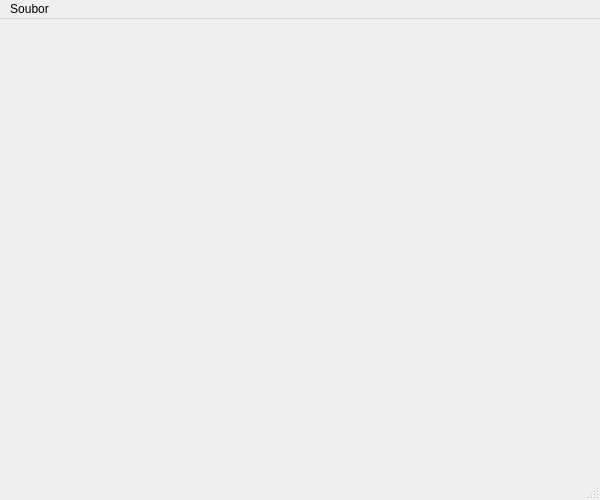
janch32/ICP-2020-MHD, file src/ui/mainwindow.ui: the form before one commit.
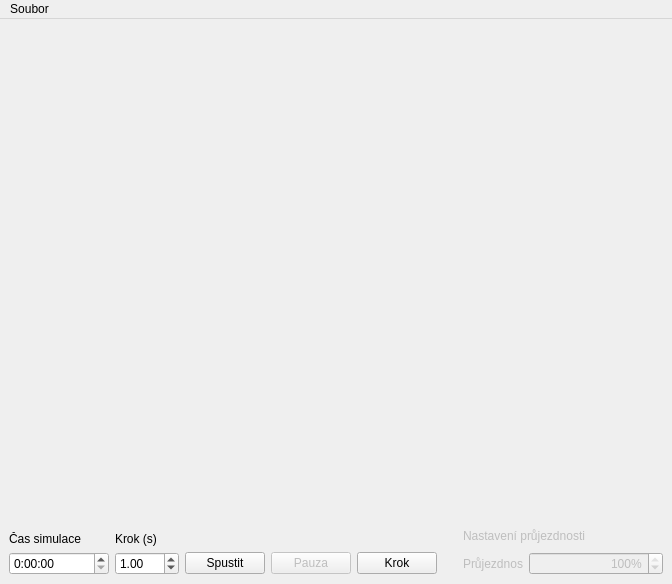
The form after the commit. Custom widgets are drawn as their Qt base class.

```diff
--- a/src/ui/mainwindow.ui
+++ b/src/ui/mainwindow.ui
@@ -6,8 +6,8 @@
    <rect>
     <x>0</x>
     <y>0</y>
-    <width>600</width>
-    <height>500</height>
+    <width>672</width>
+    <height>584</height>
    </rect>
   </property>
   <property name="minimumSize">
@@ -20,17 +20,205 @@
    <string>MHD Simulace</string>
   </property>
   <widget class="QWidget" name="centralWidget">
-   <widget class="QWidget" name="gridLayoutWidget">
-    <property name="geometry">
-     <rect>
-      <x>210</x>
-      <y>90</y>
-      <width>160</width>
-      <height>80</height>
-     </rect>
+   <layout class="QGridLayout" name="gridLayout_2">
+    <property name="leftMargin">
+     <number>9</number>
     </property>
-    <layout class="QGridLayout" name="gridLayout"/>
-   </widget>
+    <property name="topMargin">
+     <number>9</number>
+    </property>
+    <property name="rightMargin">
+     <number>9</number>
+    </property>
+    <property name="bottomMargin">
+     <number>9</number>
+    </property>
+    <item row="0" column="2" rowspan="2">
+     <widget class="QWidget" name="busRoute" native="true">
+      <property name="minimumSize">
+       <size>
+        <width>200</width>
+        <height>0</height>
+       </size>
+      </property>
+      <property name="maximumSize">
+       <size>
+        <width>200</width>
+        <height>16777215</height>
+       </size>
+      </property>
+     </widget>
+    </item>
+    <item row="2" column="2">
+     <widget class="QFrame" name="streetParams">
+      <property name="enabled">
+       <bool>false</bool>
+      </property>
+      <property name="minimumSize">
+       <size>
+        <width>200</width>
+        <height>0</height>
+       </size>
+      </property>
+      <property name="maximumSize">
+       <size>
+        <width>200</width>
+        <height>16777215</height>
+       </size>
+      </property>
+      <layout class="QGridLayout" name="gridLayout_3">
+       <property name="leftMargin">
+        <number>0</number>
+       </property>
+       <property name="topMargin">
+        <number>0</number>
+       </property>
+       <property name="rightMargin">
+        <number>0</number>
+       </property>
+       <property name="bottomMargin">
+        <number>0</number>
+       </property>
+       <item row="1" column="1">
+        <widget class="QSpinBox" name="streetFlow">
+         <property name="alignment">
+          <set>Qt::AlignRight|Qt::AlignTrailing|Qt::AlignVCenter</set>
+         </property>
+         <property name="suffix">
+          <string>%</string>
+         </property>
+         <property name="minimum">
+          <number>1</number>
+         </property>
+         <property name="maximum">
+          <number>100</number>
+         </property>
+         <property name="value">
+          <number>100</number>
+         </property>
+        </widget>
+       </item>
+       <item row="1" column="0">
+        <widget class="QLabel" name="label_3">
+         <property name="maximumSize">
+          <size>
+           <width>60</width>
+           <height>16777215</height>
+          </size>
+         </property>
+         <property name="text">
+          <string>Průjezdnost</string>
+         </property>
+        </widget>
+       </item>
+       <item row="0" column="0" colspan="2">
+        <widget class="QLabel" name="streetName">
+         <property name="text">
+          <string>Nastavení průjezdnosti</string>
+         </property>
+        </widget>
+       </item>
+      </layout>
+     </widget>
+    </item>
+    <item row="2" column="0">
+     <widget class="QFrame" name="simControls">
+      <property name="maximumSize">
+       <size>
+        <width>500</width>
+        <height>50</height>
+       </size>
+      </property>
+      <layout class="QGridLayout" name="gridLayout">
+       <property name="leftMargin">
+        <number>0</number>
+       </property>
+       <property name="topMargin">
+        <number>0</number>
+       </property>
+       <property name="rightMargin">
+        <number>0</number>
+       </property>
+       <property name="bottomMargin">
+        <number>0</number>
+       </property>
+       <item row="1" column="4">
+        <widget class="QPushButton" name="btnStep">
+         <property name="text">
+          <string>Krok</string>
+         </property>
+        </widget>
+       </item>
+       <item row="1" column="0" alignment="Qt::AlignLeft">
+        <widget class="QTimeEdit" name="simTime">
+         <property name="minimumSize">
+          <size>
+           <width>100</width>
+           <height>0</height>
+          </size>
+         </property>
+         <property name="displayFormat">
+          <string>H:mm:ss</string>
+         </property>
+        </widget>
+       </item>
+       <item row="1" column="1" alignment="Qt::AlignLeft">
+        <widget class="QDoubleSpinBox" name="simStep">
+         <property name="minimumSize">
+          <size>
+           <width>60</width>
+           <height>0</height>
+          </size>
+         </property>
+         <property name="minimum">
+          <double>0.010000000000000</double>
+         </property>
+         <property name="maximum">
+          <double>999.990000000000009</double>
+         </property>
+         <property name="value">
+          <double>1.000000000000000</double>
+         </property>
+        </widget>
+       </item>
+       <item row="0" column="1" alignment="Qt::AlignLeft|Qt::AlignBottom">
+        <widget class="QLabel" name="label_2">
+         <property name="text">
+          <string>Krok (s)</string>
+         </property>
+        </widget>
+       </item>
+       <item row="1" column="2">
+        <widget class="QPushButton" name="btnStart">
+         <property name="text">
+          <string>Spustit</string>
+         </property>
+        </widget>
+       </item>
+       <item row="1" column="3">
+        <widget class="QPushButton" name="btnPause">
+         <property name="enabled">
+          <bool>false</bool>
+         </property>
+         <property name="text">
+          <string>Pauza</string>
+         </property>
+        </widget>
+       </item>
+       <item row="0" column="0" alignment="Qt::AlignLeft|Qt::AlignBottom">
+        <widget class="QLabel" name="label">
+         <property name="text">
+          <string>Čas simulace</string>
+         </property>
+        </widget>
+       </item>
+      </layout>
+     </widget>
+    </item>
+    <item row="0" column="0" rowspan="2" colspan="2">
+     <widget class="Map" name="map" native="true"/>
+    </item>
+   </layout>
   </widget>
   <widget class="QMenuBar" name="menuBar">
    <property name="enabled">
@@ -40,7 +228,7 @@
     <rect>
      <x>0</x>
      <y>0</y>
-     <width>600</width>
+     <width>672</width>
      <height>22</height>
     </rect>
    </property>
@@ -54,11 +242,6 @@
    </widget>
    <addaction name="menuSoubor"/>
   </widget>
-  <widget class="QStatusBar" name="statusBar">
-   <property name="enabled">
-    <bool>true</bool>
-   </property>
-  </widget>
   <action name="actionOpenSim">
    <property name="text">
     <string>Načíst simulaci...</string>
@@ -71,6 +254,14 @@
   </action>
  </widget>
  <layoutdefault spacing="6" margin="11"/>
+ <customwidgets>
+  <customwidget>
+   <class>Map</class>
+   <extends>QWidget</extends>
+   <header>ui/map.hpp</header>
+   <container>1</container>
+  </customwidget>
+ </customwidgets>
  <resources/>
  <connections/>
 </ui>
```
